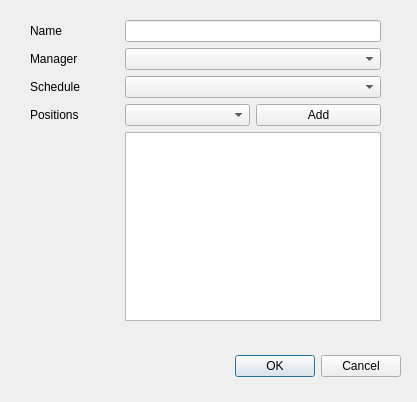
The window that Department/adddepartment.ui (AndranikHovhannisyan/Tourniquets) describes before a commit, drawn with Qt 5.
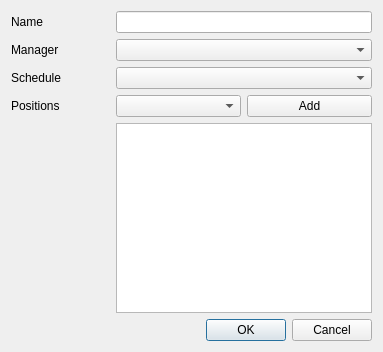
The same window after the commit.

Commit message: department_position

```diff
--- a/Department/adddepartment.ui
+++ b/Department/adddepartment.ui
@@ -6,38 +6,13 @@
    <rect>
     <x>0</x>
     <y>0</y>
-    <width>417</width>
-    <height>402</height>
+    <width>383</width>
+    <height>352</height>
    </rect>
   </property>
   <property name="windowTitle">
    <string>Dialog</string>
   </property>
-  <widget class="QDialogButtonBox" name="buttonBox">
-   <property name="geometry">
-    <rect>
-     <x>60</x>
-     <y>350</y>
-     <width>341</width>
-     <height>32</height>
-    </rect>
-   </property>
-   <property name="orientation">
-    <enum>Qt::Horizontal</enum>
-   </property>
-   <property name="standardButtons">
-    <set>QDialogButtonBox::Cancel|QDialogButtonBox::Ok</set>
-   </property>
-  </widget>
-  <widget class="QWidget" name="layoutWidget">
-   <property name="geometry">
-    <rect>
-     <x>30</x>
-     <y>20</y>
-     <width>351</width>
-     <height>301</height>
-    </rect>
-   </property>
    <layout class="QGridLayout" name="gridLayout">
     <item row="1" column="0">
      <widget class="QLabel" name="label_manager">
@@ -89,8 +64,17 @@
     <item row="4" column="1" colspan="2">
      <widget class="QTableView" name="positionsTable"/>
     </item>
-   </layout>
-  </widget>
+   <item row="5" column="1" colspan="2">
+    <widget class="QDialogButtonBox" name="buttonBox">
+     <property name="orientation">
+      <enum>Qt::Horizontal</enum>
+     </property>
+     <property name="standardButtons">
+      <set>QDialogButtonBox::Cancel|QDialogButtonBox::Ok</set>
+     </property>
+    </widget>
+   </item>
+  </layout>
  </widget>
  <resources/>
  <connections>
```
Left out of the diff: 36 changed lines with no effect on the pictures. Lines whose indentation alone changed are shown as unchanged. The commit also changes 2 other files.
